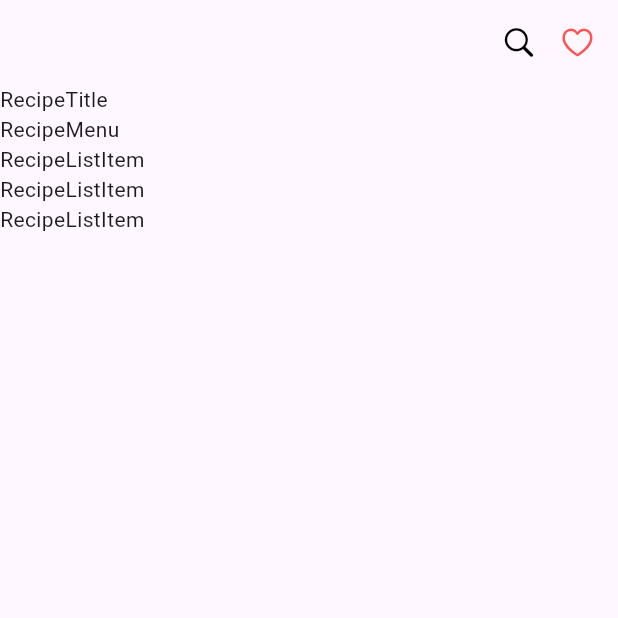
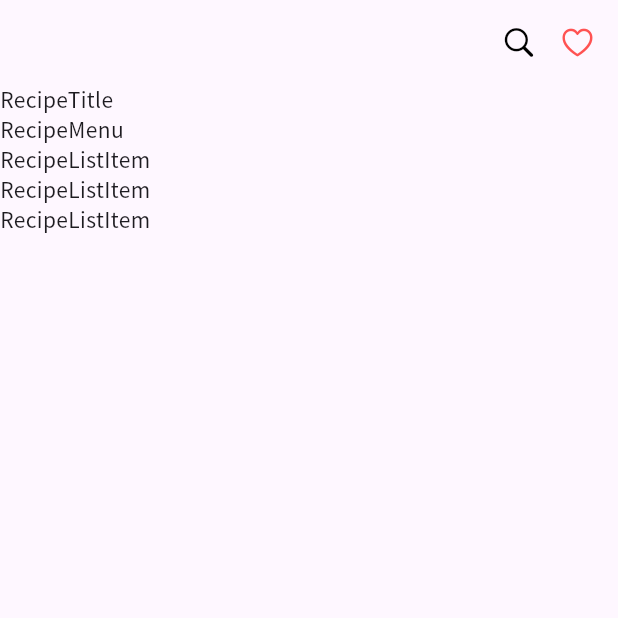
Before and after one commit to ilsong963/flutter_recipe_app, a Flutter app: the screen it shows after launch, on a phone screen of 412 x 824 dp, the top half of it. Run offline on Flutter 3.47's test engine with Material 3 defaults, Android fonts, the phone set to English and light mode, and no system bars.

Commit message:
feat: 폰트적용

```diff
--- a/lib/main.dart
+++ b/lib/main.dart
@@ -13,7 +13,7 @@ class MyApp extends StatelessWidget {
 
   @override
   Widget build(BuildContext context) {
-    return MaterialApp(home: RecipePage());
+    return MaterialApp(home: RecipePage(), theme: ThemeData(fontFamily: "NotoSansKr"));
   }
 }
 
```
